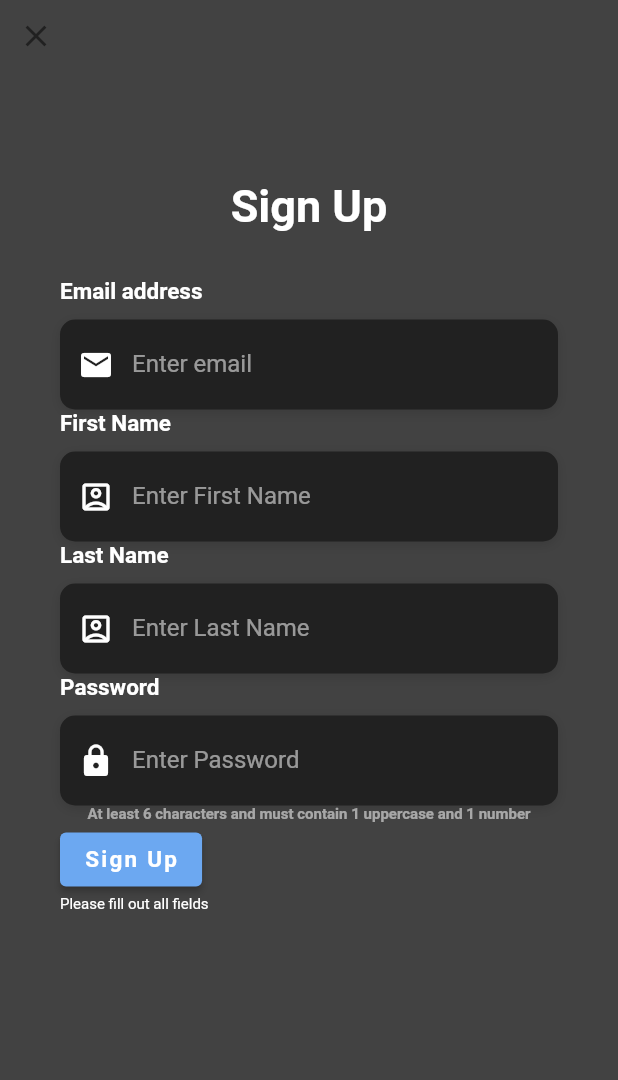
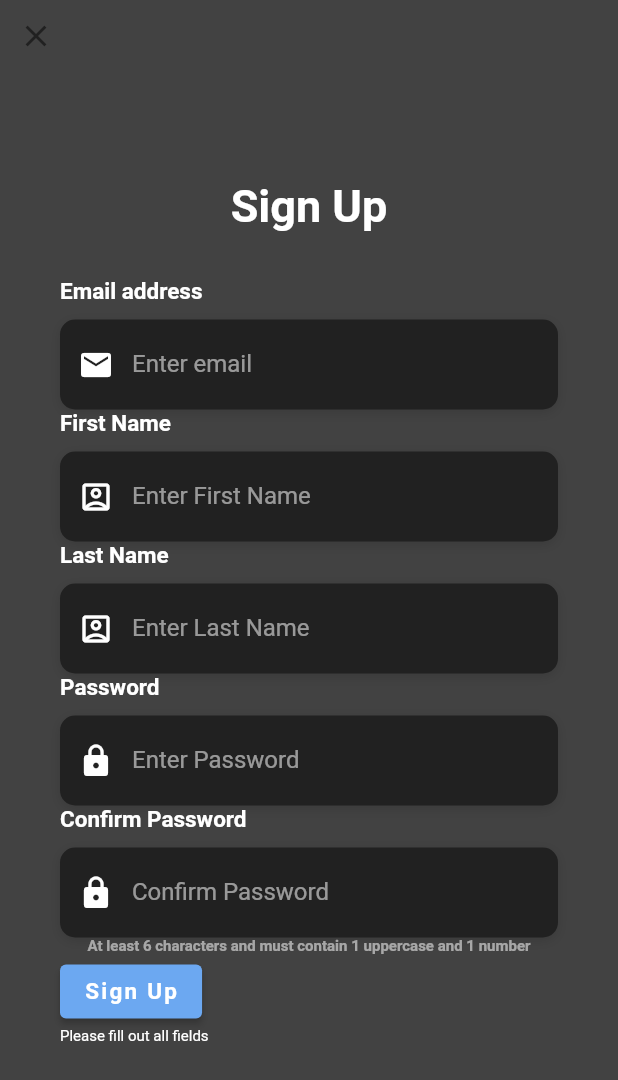
Before and after one commit to scastaneda566/flutterproject, a Flutter app: the RegisterScreen screen opened directly, after a tap on "Sign Up", on a phone screen of 412 x 824 dp. Shown: the top 1080 px of the screen. Run offline on Flutter 3.47's test engine with Material 2 defaults, Android fonts, the phone set to English and light mode, and no system bars; our stand-ins replace flutter_markdown; Roboto replaces fonts that are missing (OpenSans).

Commit message:
lots of changes

```diff
--- a/lib/RegisterScreen.dart
+++ b/lib/RegisterScreen.dart
@@ -12,6 +12,7 @@ String email = '';
 String firstName = '';
 String lastName = '';
 String password = '';
+String passwordConfirm = '';
 
 class _RegisterScreenState extends State<RegisterScreen> {
   @override
@@ -271,6 +272,54 @@ class _RegisterScreenState extends State<RegisterScreen> {
                           ),
                         ),
                       ),
+                      Text(
+                        'Confirm Password',
+                        style: TextStyle(
+                          color: Colors.white,
+                          fontFamily: 'OpenSans',
+                          fontSize: 15.0,
+                          fontWeight: FontWeight.bold,
+                        ),
+                      ),
+                      SizedBox(height: 10.0),
+                      Container(
+                        alignment: Alignment.centerLeft,
+                        decoration: BoxDecoration(
+                          color: Color(0xFF212121),
+                          borderRadius: BorderRadius.circular(10.0),
+                          boxShadow: [
+                            BoxShadow(
+                              color: Colors.black12,
+                              blurRadius: 6.0,
+                              offset: Offset(0, 2),
+                            ),
+                          ],
+                        ),
+                        height: 60.0,
+                        child: TextField(
+                          onChanged: (text) {
+                            passwordConfirm = text;
+                          },
+                          obscureText: true,
+                          style: TextStyle(
+                            color: Colors.white,
+                            fontFamily: 'OpenSans',
+                          ),
+                          decoration: InputDecoration(
+                            border: InputBorder.none,
+                            contentPadding: EdgeInsets.only(top: 14.0),
+                            prefixIcon: Icon(
+                              Icons.lock,
+                              color: Colors.white,
+                            ),
+                            hintText: 'Confirm Password',
+                            hintStyle: TextStyle(
+                              color: Colors.white54,
+                              fontFamily: 'OpenSans',
+                            ),
+                          ),
+                        ),
+                      ),
                     ],
                   ),
                   Column(
@@ -309,11 +358,25 @@ class _RegisterScreenState extends State<RegisterScreen> {
                             String url =
                                 "https://marky-mark.herokuapp.com/api/users";
 
+                            RegExp regex = RegExp(
+                                r'^(?=.*[A-Z])(?=.*[a-z])(?=.*?[0-9]).{8,}$');
+
                             if (firstName.isEmpty ||
                                 lastName.isEmpty ||
                                 email.isEmpty ||
-                                password.isEmpty) {
+                                password.isEmpty ||
+                                passwordConfirm.isEmpty) {
                               newMessageText = "Please fill out all fields";
+                              changeText();
+                              return;
+                            } else if (password.compareTo(passwordConfirm) !=
+                                0) {
+                              newMessageText = "Passwords do not match.";
+                              changeText();
+                              return;
+                            } else if (!regex.hasMatch(password)) {
+                              newMessageText =
+                                  "Password does not meet requirements";
                               changeText();
                               return;
                             }
--- a/lib/deleteNoteData.dart
+++ b/lib/deleteNoteData.dart
@@ -7,15 +7,13 @@ class deleteNoteData {
 
     final uri = Uri.parse(url);
     try {
-      http.Response response = await http.delete(
-        uri,
+      http.Response response = await http.delete(uri,
           body: utf8.encode(outgoing),
           headers: {
             'Accept': 'application/json',
             'Content-Type': 'application/json',
           },
-          encoding: Encoding.getByName("utf-8")
-      );
+          encoding: Encoding.getByName("utf-8"));
 
       ret = response.body;
     } catch (e) {
--- a/lib/main.dart
+++ b/lib/main.dart
@@ -6,12 +6,11 @@ void main() => runApp(MyApp());
 
 class MyApp extends StatelessWidget {
   @override
-
   Widget build(BuildContext context) {
     return MaterialApp(
       title: "MarkyMark",
       debugShowCheckedModeBanner: false,
-        home:loginScreen(),
+      home: loginScreen(),
     );
   }
 }
```
Also changed, not shown: lib/NavBar.dart (deleted, +0 -118 lines), lib/accountSettings.dart (+12 -1 lines), lib/changeNameData.dart (+3 -6 lines), lib/deleteUserData.dart (+8 -11 lines), lib/noteView.dart (+18 -15 lines), lib/search.dart (+8 -4 lines).
